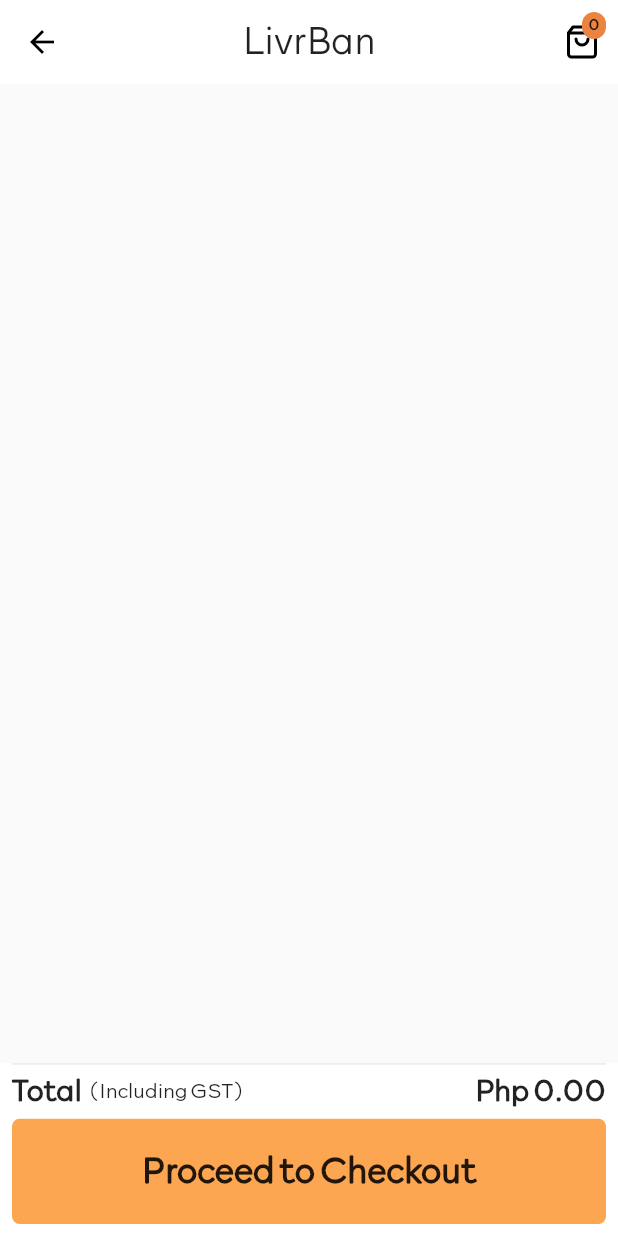
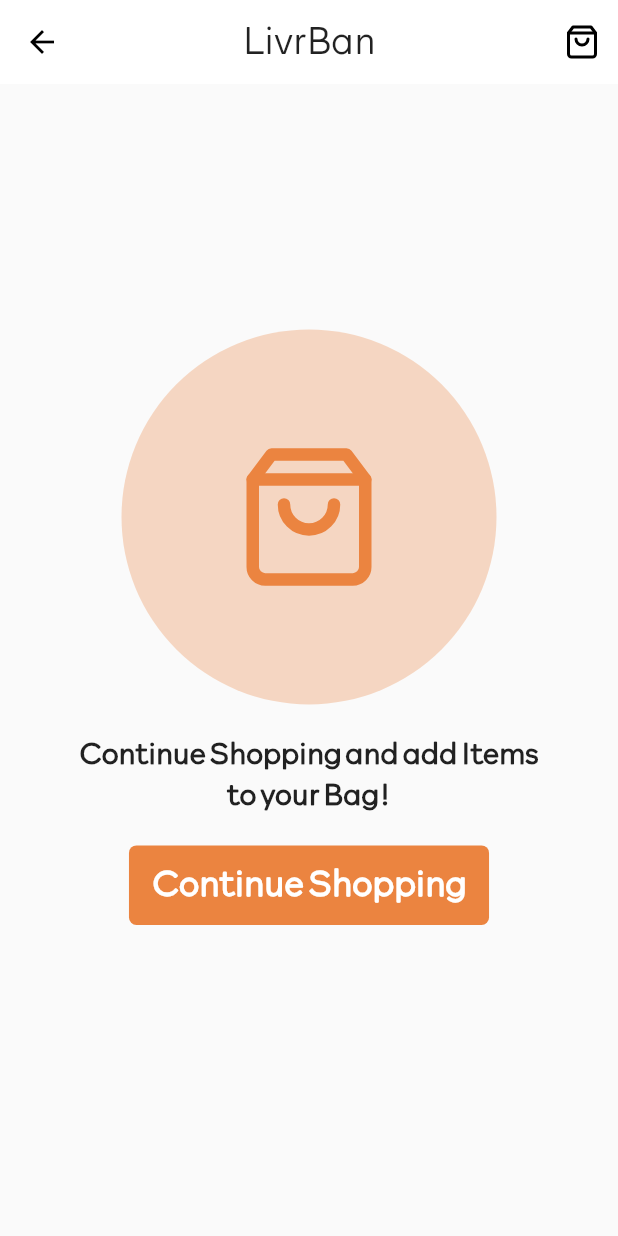
Before and after one commit to kingcong11/FlutterApp4-LivrBan, a Flutter app: the MyBagScreen screen opened by its route, on a phone screen of 412 x 824 dp. Run offline on Flutter 3.47's test engine with Material 2 defaults, Android fonts, the phone set to English and light mode, and no system bars; our stand-ins replace flutter_feather_icons, flutter_money_formatter, flutter_rating_bar, material_design_icons_flutter.

Commit message:
Oders added
*orders added
*statemanagement module finished

```diff
--- a/lib/main.dart
+++ b/lib/main.dart
@@ -4,11 +4,13 @@ import 'package:provider/provider.dart';
 /* Providers */
 import './providers/products_provider.dart';
 import './providers/cart_provider.dart';
+import './providers/orders_provider.dart';
 
 /* Screens */
 import './screens/product_detail_screen.dart';
 import './screens/homepage_screen.dart';
 import './screens/my_bag_screen.dart';
+import './screens/orders_screen.dart';
 
 void main() {
   runApp(MyApp());
@@ -21,6 +23,7 @@ class MyApp extends StatelessWidget {
       providers: [
         ChangeNotifierProvider(create: (ctx) => Products()),
         ChangeNotifierProvider(create: (ctx) => Cart()),
+        ChangeNotifierProvider(create: (ctx) => Orders()),
       ],
       child: MaterialApp(
         title: 'LivrBan',
@@ -36,6 +39,7 @@ class MyApp extends StatelessWidget {
           '/': (ctx) => HomePageScreen(),
           ProductDetailScreen.routeName: (ctx) => ProductDetailScreen(),
           MyBagScreen.routeName: (ctx) => MyBagScreen(),
+          OrdersScreen.routeName: (ctx) => OrdersScreen(),
         },
       ),
     );
--- a/lib/providers/cart_provider.dart
+++ b/lib/providers/cart_provider.dart
@@ -68,4 +68,9 @@ class Cart with ChangeNotifier {
     _cartItems.remove(productId);
     notifyListeners();
   }
+
+  void clear() {
+    _cartItems = {};
+    notifyListeners();
+  }
 }
--- /dev/null
+++ b/lib/providers/orders_provider.dart
@@ -0,0 +1,36 @@
+import 'package:flutter/material.dart';
+
+/* Providers */
+import '../providers/cart_provider.dart';
+
+class OrderItem {
+  final String id;
+  final double amount;
+  final List<CartItem> products;
+  final DateTime dateOrdered;
+
+  const OrderItem({
+    @required this.id,
+    @required this.products,
+    @required this.amount,
+    @required this.dateOrdered,
+  });
+}
+
+class Orders with ChangeNotifier {
+  List<OrderItem> _orders = [];
+
+  List<OrderItem> get getAllOrders {
+    return [..._orders];
+  }
+
+  void addOrder(List<CartItem> products, double totalAmount) {
+    _orders.add(OrderItem(
+      id: DateTime.now().toString(),
+      products: products,
+      amount: totalAmount,
+      dateOrdered: DateTime.now(),
+    ));
+    notifyListeners();
+  }
+}
--- a/lib/providers/products_provider.dart
+++ b/lib/providers/products_provider.dart
@@ -80,7 +80,6 @@ class Products with ChangeNotifier {
   }
 
   void addProduct() {
-    // _items.add(value);
     notifyListeners();
   }
 }
--- a/lib/screens/homepage_screen.dart
+++ b/lib/screens/homepage_screen.dart
@@ -20,12 +20,13 @@ import '../widgets/badge.dart';
 enum ProductOptions { All, Favorites }
 
 class HomePageScreen extends StatefulWidget {
+  /* Properties */
+  static const routeName = '/';
   @override
   _HomePageScreenState createState() => _HomePageScreenState();
 }
 
 class _HomePageScreenState extends State<HomePageScreen> {
-  /* Properties */
   var _showFavoritesOnly = false;
 
   /* Builders */
@@ -115,7 +116,7 @@ class _HomePageScreenState extends State<HomePageScreen> {
 
     return Scaffold(
       appBar: appbar,
-      drawer: MainDrawer(),
+      drawer: MainDrawer(_mediaQuery.padding.top),
       body: SafeArea(
         child: SingleChildScrollView(
           child: Column(
@@ -131,7 +132,6 @@ class _HomePageScreenState extends State<HomePageScreen> {
                 child: ProductsGridFilters(),
               ),
               Container(
-                // height: availableContentSize * .63,
                 height: availableContentSize * 1,
                 padding: const EdgeInsets.all(25),
                 child: ProductsGrid(_showFavoritesOnly),
--- a/lib/screens/my_bag_screen.dart
+++ b/lib/screens/my_bag_screen.dart
@@ -11,6 +11,8 @@ import '../providers/cart_provider.dart';
 /* Widgets */
 import '../widgets/badge.dart';
 import '../widgets/bag_item_card.dart';
+import '../widgets/bag_checkout_section.dart';
+import '../widgets/empty_bag_section.dart';
 
 class MyBagScreen extends StatelessWidget {
   /* Properties */
@@ -34,10 +36,7 @@ class MyBagScreen extends StatelessWidget {
           },
           child: IconButton(
             icon: Icon(FeatherIcons.shoppingBag),
-            onPressed: () {
-              // Navigator.of(context).pushNamed(MyBagScreen.routeName);
-              print('sample');
-            },
+            onPressed: () {},
           ),
         ),
       ],
@@ -78,12 +77,16 @@ class MyBagScreen extends StatelessWidget {
             Expanded(
               child: Container(
                 padding: const EdgeInsets.symmetric(vertical: 10),
-                child: ListView.builder(
+                child: (cartData.itemCount > 0)
+                    ? ListView.builder(
                         itemCount: cartData.itemCount,
                         itemBuilder: (context, index) {
                           return BagItemCard(
-                        productId: cartData.getAllCartItems.keys.toList()[index],
-                        id: cartData.getAllCartItems.values.toList()[index].id,
+                            productId:
+                                cartData.getAllCartItems.keys.toList()[index],
+                            id: cartData.getAllCartItems.values
+                                .toList()[index]
+                                .id,
                             price: cartData.getAllCartItems.values
                                 .toList()[index]
                                 .price,
@@ -96,64 +99,20 @@ class MyBagScreen extends StatelessWidget {
                             imageURL: cartData.getAllCartItems.values
                                 .toList()[index]
                                 .imageURL,
-                        key: ValueKey(
-                            cartData.getAllCartItems.values.toList()[index].id),
+                            key: ValueKey(cartData.getAllCartItems.values
+                                .toList()[index]
+                                .id),
                           );
-                    }),
+                        })
+                    : EmptyBagSection(availableContentSize: availableContentSize),
               ),
             ),
+            if (cartData.itemCount > 0)
               Container(
                 height: availableContentSize * .15,
                 padding: const EdgeInsets.only(left: 8, right: 8, bottom: 8),
                 color: Colors.white,
-              child: Column(
-                crossAxisAlignment: CrossAxisAlignment.stretch,
-                children: [
-                  Divider(
-                    height: 1,
-                  ),
-                  SizedBox(height: 4),
-                  Row(
-                    mainAxisAlignment: MainAxisAlignment.spaceBetween,
-                    children: [
-                      Text(
-                        'Total',
-                        style: TextStyle(
-                            fontSize: 20, fontWeight: FontWeight.bold),
-                      ),
-                      SizedBox(
-                        width: 4,
-                      ),
-                      Text('(Including GST)'),
-                      Spacer(),
-                      Text(
-                        fmf.output.symbolOnLeft,
-                        style: TextStyle(
-                            fontSize: 20, fontWeight: FontWeight.bold),
-                      ),
-                    ],
-                  ),
-                  Expanded(
-                    child: Container(
-                      padding: const EdgeInsets.only(top: 5),
-                      child: FlatButton(
-                        color: Color(0xFFfca652),
-                        shape: RoundedRectangleBorder(
-                          borderRadius: BorderRadius.circular(5),
-                        ),
-                        child: Text(
-                          'Proceed to Checkout',
-                          style: TextStyle(
-                            fontSize: 24,
-                            fontWeight: FontWeight.bold,
-                          ),
-                        ),
-                        onPressed: () {},
-                      ),
-                    ),
-                  ),
-                ],
-              ),
+                child: BagCheckoutSection(cartData: cartData, fmf: fmf),
               ),
           ],
         ),
@@ -161,14 +120,3 @@ class MyBagScreen extends StatelessWidget {
     );
   }
 }
-
-class Sample extends StatelessWidget {
-  const Sample({
-    Key key,
-  }) : super(key: key);
-
-  @override
-  Widget build(BuildContext context) {
-    return Container();
-  }
-}
--- a/lib/screens/product_detail_screen.dart
+++ b/lib/screens/product_detail_screen.dart
@@ -129,9 +129,6 @@ class ProductDetailScreen extends StatelessWidget {
                                       color: Theme.of(context).accentColor,
                                       size: 10,
                                     ),
-                                    // onRatingUpdate: (rating) {
-                                    //   // print(rating);
-                                    // },
                                     onRatingUpdate: null,
                                   ),
                                 ),
--- a/lib/widgets/badge.dart
+++ b/lib/widgets/badge.dart
@@ -18,6 +18,7 @@ class Badge extends StatelessWidget {
       alignment: Alignment.center,
       children: [
         child,
+        if(int.parse(value) > 0)
         Positioned(
           right: 8,
           top: 8,
--- /dev/null
+++ b/lib/widgets/empty_bag_section.dart
@@ -0,0 +1,56 @@
+import 'package:flutter/material.dart';
+import 'package:flutter_feather_icons/flutter_feather_icons.dart';
+
+/* Screens */
+import '../screens/homepage_screen.dart';
+
+class EmptyBagSection extends StatelessWidget {
+  const EmptyBagSection({
+    Key key,
+    @required this.availableContentSize,
+  }) : super(key: key);
+
+  final double availableContentSize;
+
+  @override
+  Widget build(BuildContext context) {
+    return Column(
+        children: [
+          SizedBox(height: availableContentSize * .2),
+          Container(
+            height: 250,
+            width: 250,
+            decoration: BoxDecoration(
+              color: Theme.of(context).accentColor.withOpacity(.3),
+              shape: BoxShape.circle,
+            ),
+            child: Icon(FeatherIcons.shoppingBag, size: 100, color: Theme.of(context).accentColor,),
+          ),
+          SizedBox(height: 20),
+          Padding(
+            padding: const EdgeInsets.symmetric(horizontal: 50),
+            child: Text(
+              'Continue Shopping and add Items to your Bag!',
+              textAlign: TextAlign.center,
+              style: TextStyle(fontSize: 20, fontWeight: FontWeight.bold),
+            ),
+          ),
+          SizedBox(height: 20),
+          FlatButton(
+            padding: const EdgeInsets.symmetric(vertical: 10, horizontal: 15),
+            color: Theme.of(context).accentColor,
+            onPressed: () => Navigator.of(context).pushReplacementNamed(HomePageScreen.routeName),
+            shape: RoundedRectangleBorder(borderRadius: BorderRadius.circular(5)),
+            child: Text(
+              'Continue Shopping',
+              style: TextStyle(
+                fontSize: 24,
+                fontWeight: FontWeight.bold,
+                color: Colors.white
+              ),
+            ),
+          )
+        ],
+      );
+  }
+}
--- a/lib/widgets/homepage_banner.dart
+++ b/lib/widgets/homepage_banner.dart
@@ -1,5 +1,4 @@
 import 'package:flutter/material.dart';
-import 'package:flutter_feather_icons/flutter_feather_icons.dart';
 
 class HomepageBanner extends StatelessWidget {
   @override
--- a/pubspec.yaml
+++ b/pubspec.yaml
@@ -34,6 +34,7 @@ dependencies:
   provider: ^4.3.2+2
   flutter_rating_bar: ^3.2.0
   flutter_money_formatter: ^0.8.3
+  intl: ^0.16.1
 
 dev_dependencies:
   flutter_test:
```
Also changed, not shown: lib/screens/orders_screen.dart (added, +88 -0 lines), lib/widgets/bag_checkout_section.dart (added, +97 -0 lines), lib/widgets/bag_item_card.dart (+24 -11 lines), lib/widgets/main_drawer.dart (+64 -1 lines), lib/widgets/order_item_card.dart (added, +123 -0 lines). Lines whose indentation alone changed are shown as unchanged.
